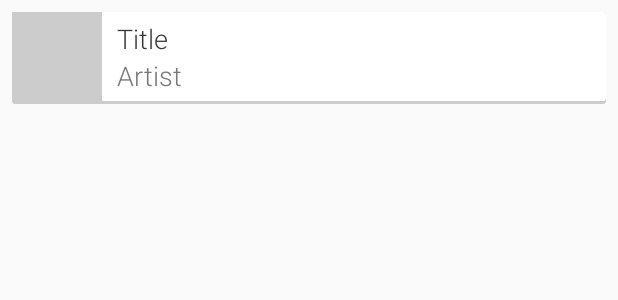
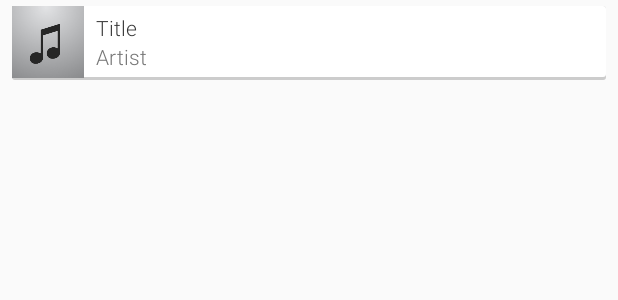
Before and after one commit to leovanhaaren/CrowdPlay, an Android app: the layout playlist_list_item.xml on its own in the app's theme, with its tools: preview values and no code run, on a phone screen of 412 x 824 dp. Shown: the top 300 px of the screen. Run offline under Robolectric (Android 15) with nearby library versions, the phone set to English and light mode, and no system bars.

Commit message:
New icon

```diff
--- a/app/src/main/java/com/jvrhenen/crowdplay/app/RoomPlayActivity.java
+++ b/app/src/main/java/com/jvrhenen/crowdplay/app/RoomPlayActivity.java
@@ -75,7 +75,7 @@ public class RoomPlayActivity extends Activity {
                                 playlistViewAdapter.notifyDataSetChanged();
                                 checkEmptyState();
 
-                                Toast.makeText(getApplicationContext(), "Removed Track", Toast.LENGTH_LONG).show();
+                                Toast.makeText(getApplicationContext(), "Removed Track", Toast.LENGTH_SHORT).show();
                             }
                         });
         playlistView.setOnTouchListener(touchListener);
--- a/app/src/main/java/com/jvrhenen/crowdplay/app/RoomsOverviewActivity.java
+++ b/app/src/main/java/com/jvrhenen/crowdplay/app/RoomsOverviewActivity.java
@@ -145,7 +145,7 @@ public class RoomsOverviewActivity extends ActionBarActivity implements ListView
                         repo.save(track1);
                         repo.save(track2);
                     } else {
-                        Toast.makeText(getApplicationContext(), "Vul een Room naam in", Toast.LENGTH_LONG).show();
+                        Toast.makeText(getApplicationContext(), "Vul een Room naam in", Toast.LENGTH_SHORT).show();
                     }
 //                    Toast.makeText(getApplicationContext(), "TODO: Create Room", Toast.LENGTH_SHORT).show();
                 }
--- a/app/src/main/res/layout/playlist_list_item.xml
+++ b/app/src/main/res/layout/playlist_list_item.xml
@@ -9,25 +9,28 @@
         android:layout_width="match_parent"
         android:layout_height="wrap_content"
         android:background="@drawable/card_bg"
-        android:layout_margin="8dp">
+        android:layout_marginLeft="8dp"
+        android:layout_marginTop="4dp"
+        android:layout_marginRight="8dp"
+        android:layout_marginBottom="4dp">
 
         <ImageView
-            android:layout_width="60dp"
-            android:layout_height="fill_parent"
+            android:layout_width="48dp"
+            android:layout_height="48dp"
             android:id="@+id/playlist_list_item_art"
-            android:scaleType="fitCenter"
+            android:scaleType="centerCrop"
             android:background="#ccc"
-            android:layout_marginBottom="1dp" />
+            android:layout_marginBottom="1dp"
+            android:src="@drawable/art_default" />
 
         <LinearLayout
             android:orientation="vertical"
             android:layout_width="fill_parent"
-            android:layout_height="wrap_content"
-            android:paddingTop="5dp"
-            android:paddingLeft="10dp"
-            android:paddingRight="10dp"
-            android:paddingBottom="5dp"
-            android:layout_marginBottom="1dp">
+            android:layout_height="48dp"
+            android:paddingLeft="8dp"
+            android:paddingRight="8dp"
+            android:layout_marginBottom="1dp"
+            android:gravity="center_vertical">
 
             <TextView
                 android:layout_width="fill_parent"
--- a/app/src/main/res/layout/room_list_item.xml
+++ b/app/src/main/res/layout/room_list_item.xml
@@ -10,7 +10,10 @@
         android:layout_height="wrap_content"
         android:background="@drawable/card_bg"
         android:id="@+id/linearLayout"
-        android:layout_margin="8dp">
+        android:layout_marginLeft="8dp"
+        android:layout_marginTop="4dp"
+        android:layout_marginRight="8dp"
+        android:layout_marginBottom="4dp">
 
         <LinearLayout
             android:orientation="vertical"
--- a/app/src/main/res/menu/room_play.xml
+++ b/app/src/main/res/menu/room_play.xml
@@ -4,11 +4,13 @@
     <item android:id="@+id/room_play_action_broadcast"
         android:icon="@drawable/ic_action_network_wifi"
         android:title="@string/room_play_action_broadcast"
+        android:enabled="false"
         android:showAsAction="always" />
 
     <item android:id="@+id/room_play_action_edit"
         android:icon="@drawable/ic_action_edit"
         android:title="@string/room_play_action_edit"
+        android:enabled="false"
         android:showAsAction="always" />
 
     <item android:id="@+id/room_play_action_add"
--- a/app/src/main/res/values/styles.xml
+++ b/app/src/main/res/values/styles.xml
@@ -3,10 +3,12 @@
     <!-- Base application theme. -->
     <style name="Theme" parent="Theme.AppCompat.Light.DarkActionBar">
         <item name="android:actionBarStyle">@style/Theme.ActionBar.Solid</item>
+        <item name="android:icon">@drawable/icon</item>
     </style>
 
     <style name="Theme.Transparent" parent="Theme.AppCompat.Light.DarkActionBar">
         <item name="android:actionBarStyle">@style/Theme.ActionBar.Transparent</item>
+        <item name="android:icon">@drawable/icon</item>
         <item name="android:windowActionBarOverlay">true</item>
     </style>
 
@@ -62,7 +64,7 @@
         <item name="android:textAllCaps">true</item>
     </style>
 
-    <style name="PlayListItem.Track" parent="@android:style/TextAppearance.Medium">
+    <style name="PlayListItem.Track" parent="@android:style/TextAppearance.Small">
         <item name="android:textColor">#363636</item>
         <item name="android:fontFamily">sans-serif-light</item>
         <item name="android:textStyle">normal</item>
```
Also changed, not shown: app/build.gradle (deleted, +0 -27 lines), app/src/main/res/drawable-hdpi/ic_launcher.png, app/src/main/res/drawable-hdpi/icon.png (added), app/src/main/res/drawable-mdpi/ic_launcher.png, app/src/main/res/drawable-mdpi/icon.png (added), app/src/main/res/drawable-xhdpi/ic_launcher.png, app/src/main/res/drawable-xhdpi/icon.png (added), app/src/main/res/drawable-xxhdpi/ic_launcher.png, app/src/main/res/drawable-xxhdpi/icon.png (added), app/src/main/res/drawable-xxxhdpi/ic_launcher.png, app/src/main/res/drawable-xxxhdpi/icon.png (added), app/src/main/res/drawable/art_default.jpg (added), 1 other file.
